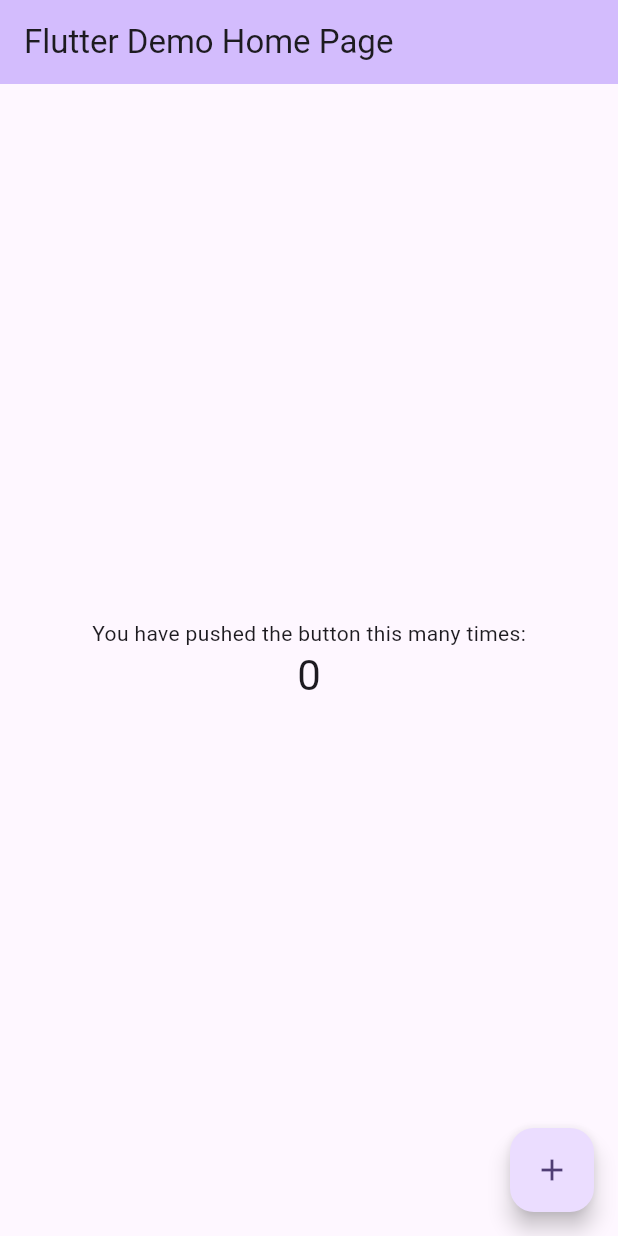
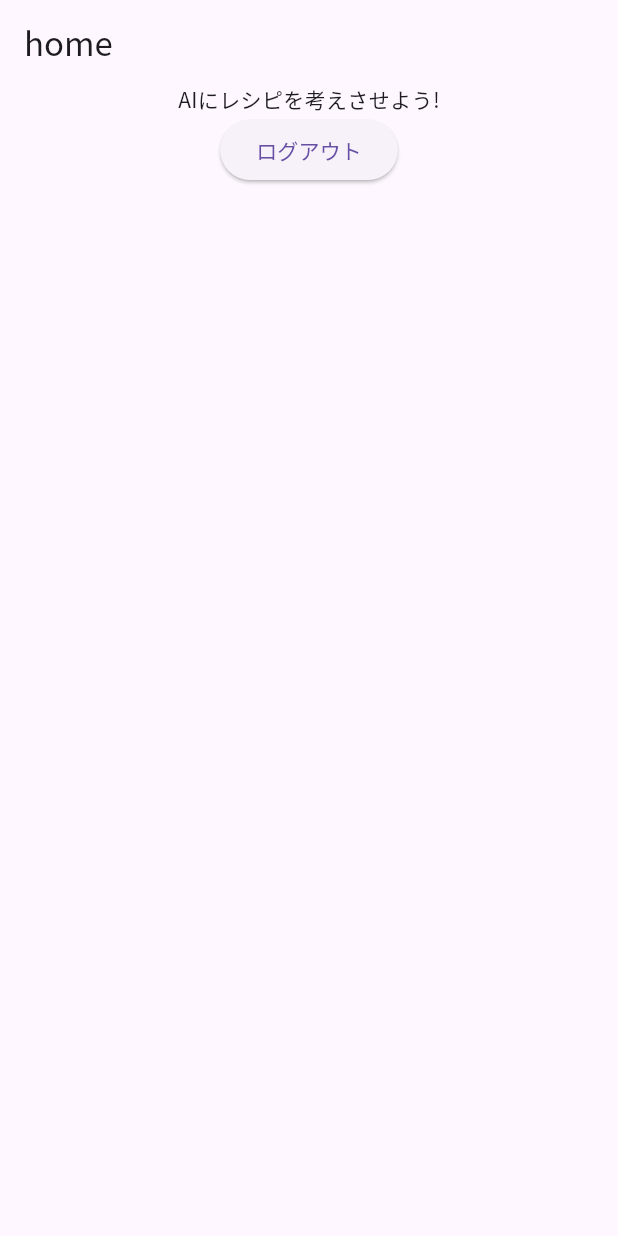
Before and after one commit to tatsurou9003/Veggie-Gourmet-AWS-CDK, a Flutter app: the screen it shows after launch, on a phone screen of 412 x 824 dp. Run offline on Flutter 3.47's test engine with Material 3 defaults, Android fonts, the phone set to English and light mode, and no system bars.

Commit message:
Webの日本語文字化け対応

```diff
--- a/ui/lib/main.dart
+++ b/ui/lib/main.dart
@@ -1,4 +1,5 @@
 import 'package:flutter/material.dart';
+import 'package:ui/presentation/screens/home.dart';
 
 void main() {
   runApp(const MyApp());
@@ -7,119 +8,14 @@
 class MyApp extends StatelessWidget {
   const MyApp({super.key});
 
-  // This widget is the root of your application.
   @override
   Widget build(BuildContext context) {
     return MaterialApp(
-      title: 'Flutter Demo',
-      theme: ThemeData(
-        // This is the theme of your application.
-        //
-        // TRY THIS: Try running your application with "flutter run". You'll see
-        // the application has a purple toolbar. Then, without quitting the app,
-        // try changing the seedColor in the colorScheme below to Colors.green
-        // and then invoke "hot reload" (save your changes or press the "hot
-        // reload" button in a Flutter-supported IDE, or press "r" if you used
-        // the command line to start the app).
-        //
-        // Notice that the counter didn't reset back to zero; the application
-        // state is not lost during the reload. To reset the state, use hot
-        // restart instead.
-        //
-        // This works for code too, not just values: Most code changes can be
-        // tested with just a hot reload.
-        colorScheme: ColorScheme.fromSeed(seedColor: Colors.deepPurple),
-        useMaterial3: true,
-      ),
-      home: const MyHomePage(title: 'Flutter Demo Home Page'),
+      title: 'Veggie Gourmet',
+      debugShowCheckedModeBanner: false,
+      theme:
+          ThemeData(primarySwatch: Colors.lightGreen, fontFamily: 'NotoSansJP'),
+      home: Home(),
     );
   }
 }
-
-class MyHomePage extends StatefulWidget {
-  const MyHomePage({super.key, required this.title});
-
-  // This widget is the home page of your application. It is stateful, meaning
-  // that it has a State object (defined below) that contains fields that affect
-  // how it looks.
-
-  // This class is the configuration for the state. It holds the values (in this
-  // case the title) provided by the parent (in this case the App widget) and
-  // used by the build method of the State. Fields in a Widget subclass are
-  // always marked "final".
-
-  final String title;
-
-  @override
-  State<MyHomePage> createState() => _MyHomePageState();
-}
-
-class _MyHomePageState extends State<MyHomePage> {
-  int _counter = 0;
-
-  void _incrementCounter() {
-    setState(() {
-      // This call to setState tells the Flutter framework that something has
-      // changed in this State, which causes it to rerun the build method below
-      // so that the display can reflect the updated values. If we changed
-      // _counter without calling setState(), then the build method would not be
-      // called again, and so nothing would appear to happen.
-      _counter++;
-    });
-  }
-
-  @override
-  Widget build(BuildContext context) {
-    // This method is rerun every time setState is called, for instance as done
-    // by the _incrementCounter method above.
-    //
-    // The Flutter framework has been optimized to make rerunning build methods
-    // fast, so that you can just rebuild anything that needs updating rather
-    // than having to individually change instances of widgets.
-    return Scaffold(
-      appBar: AppBar(
-        // TRY THIS: Try changing the color here to a specific color (to
-        // Colors.amber, perhaps?) and trigger a hot reload to see the AppBar
-        // change color while the other colors stay the same.
-        backgroundColor: Theme.of(context).colorScheme.inversePrimary,
-        // Here we take the value from the MyHomePage object that was created by
-        // the App.build method, and use it to set our appbar title.
-        title: Text(widget.title),
-      ),
-      body: Center(
-        // Center is a layout widget. It takes a single child and positions it
-        // in the middle of the parent.
-        child: Column(
-          // Column is also a layout widget. It takes a list of children and
-          // arranges them vertically. By default, it sizes itself to fit its
-          // children horizontally, and tries to be as tall as its parent.
-          //
-          // Column has various properties to control how it sizes itself and
-          // how it positions its children. Here we use mainAxisAlignment to
-          // center the children vertically; the main axis here is the vertical
-          // axis because Columns are vertical (the cross axis would be
-          // horizontal).
-          //
-          // TRY THIS: Invoke "debug painting" (choose the "Toggle Debug Paint"
-          // action in the IDE, or press "p" in the console), to see the
-          // wireframe for each widget.
-          mainAxisAlignment: MainAxisAlignment.center,
-          children: <Widget>[
-            const Text(
-              'You have pushed the button this many times:',
-            ),
-            Text(
-              '$_counter',
-              style: Theme.of(context).textTheme.headlineMedium,
-            ),
-          ],
-        ),
-      ),
-      floatingActionButton: FloatingActionButton(
-        onPressed: _incrementCounter,
-        tooltip: 'Increment',
-        child: const Icon(Icons.add),
-      ), // This trailing comma makes auto-formatting nicer for build methods.
-    );
-  }
-}
--- /dev/null
+++ b/ui/lib/presentation/screens/home.dart
@@ -0,0 +1,19 @@
+import 'package:flutter/material.dart';
+
+class Home extends StatelessWidget {
+  const Home({super.key});
+
+  @override
+  Widget build(BuildContext context) {
+    return Scaffold(
+        appBar: AppBar(
+          title: const Text('home'),
+        ),
+        body: Center(
+          child: Column(children: [
+            const Text('AIにレシピを考えさせよう!'),
+            ElevatedButton(onPressed: () {}, child: const Text('ログアウト'))
+          ]),
+        ));
+  }
+}
```
Also changed, not shown: ui/pubspec.yaml (+16 -12 lines), ui/assets/.example.env (renamed from ui/assets/example.env), 6 other files.
